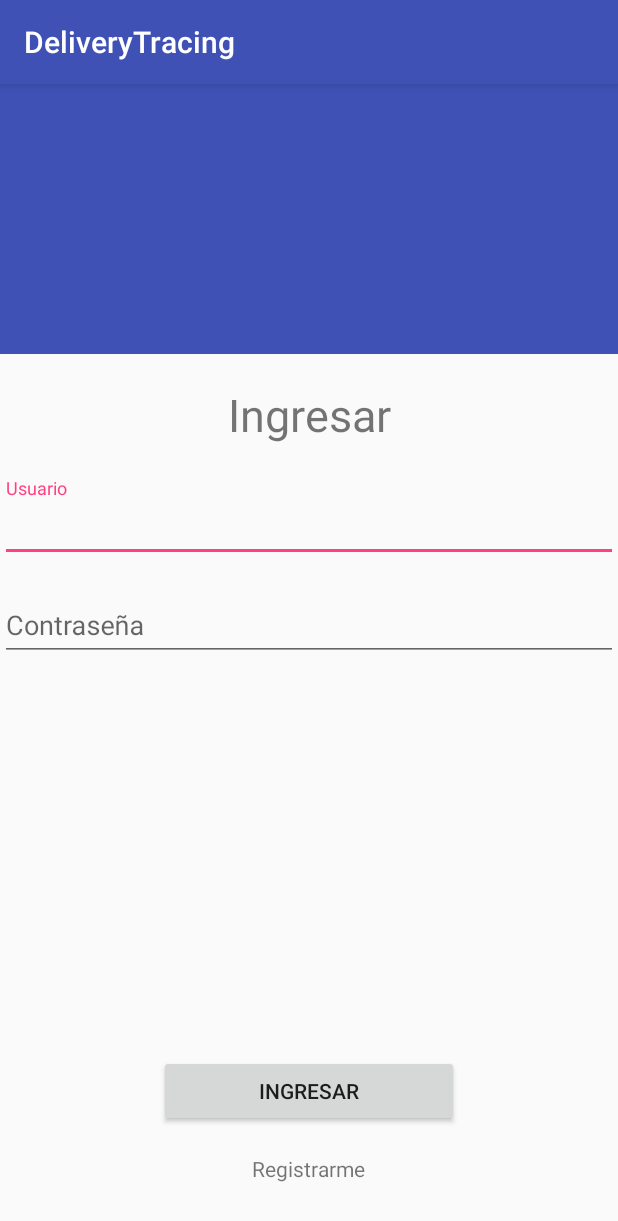
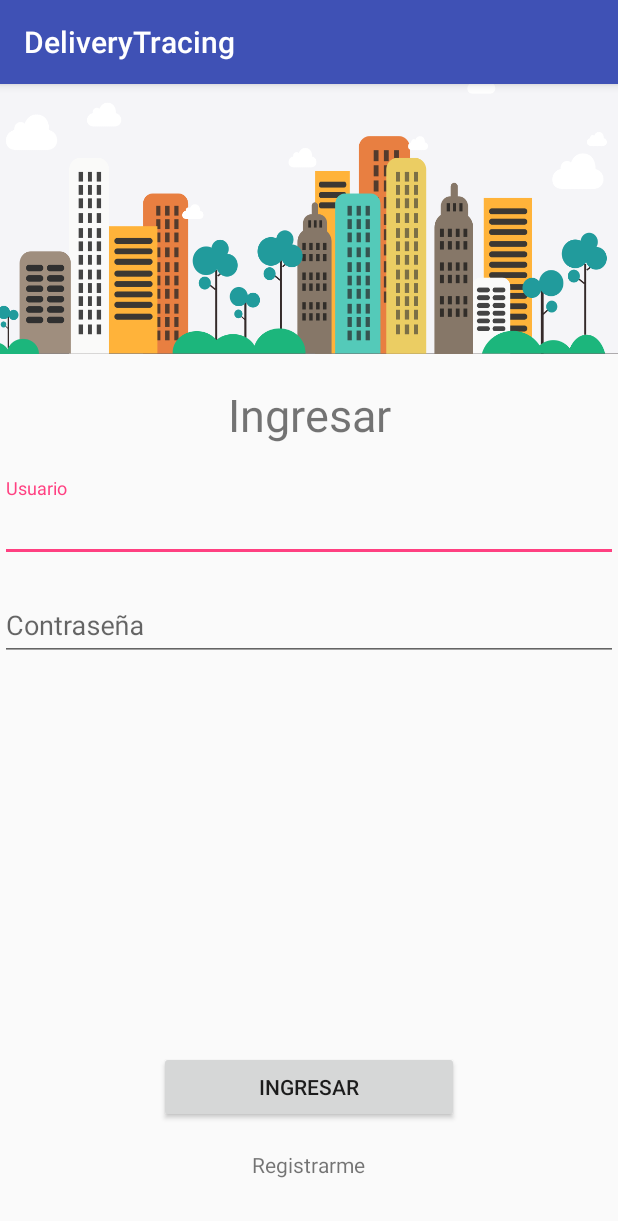
Before and after one commit to FelipeCastanho/DeliveryTracing, an Android app: the LoginActivity screen opened directly, with no data from a screen before it, on a phone screen of 412 x 824 dp. Shown: the top 1221 px of the screen. Run offline under Robolectric (Android 15) with nearby library versions, the phone set to English and light mode, and no system bars.

Commit message:
Ahora si se veran bien las interfaces? img

```diff
--- a/app/src/main/res/layout/activity_login.xml
+++ b/app/src/main/res/layout/activity_login.xml
@@ -1,6 +1,5 @@
 <?xml version="1.0" encoding="utf-8"?>
 <RelativeLayout xmlns:android="http://schemas.android.com/apk/res/android"
-    xmlns:app="http://schemas.android.com/apk/res-auto"
     xmlns:tools="http://schemas.android.com/tools"
     android:layout_width="match_parent"
     android:layout_height="match_parent"
@@ -10,7 +9,7 @@
         android:id="@+id/loginImg"
         android:layout_width="match_parent"
         android:layout_height="180dp"
-        app:srcCompat="?attr/colorPrimary" />
+        android:background="@mipmap/imagen2" />
 
     <TextView
         android:id="@+id/ingresarText"
@@ -72,7 +71,7 @@
         android:id="@+id/registrarmeText"
         android:layout_width="wrap_content"
         android:layout_height="wrap_content"
-        android:layout_marginBottom="35dp"
+        android:layout_marginBottom="38dp"
         android:text="@string/registrarme"
         android:textAlignment="center"
         android:layout_alignParentBottom="true"
```
Also changed, not shown: app/src/main/res/mipmap-hdpi/imagen2.png (added), app/src/main/res/mipmap-mdpi/imagen2.png (added), app/src/main/res/mipmap-xhdpi/imagen2.png (added), app/src/main/res/mipmap-xxhdpi/imagen2.png (added), app/src/main/res/mipmap-xxxhdpi/imagen2.png (added).
